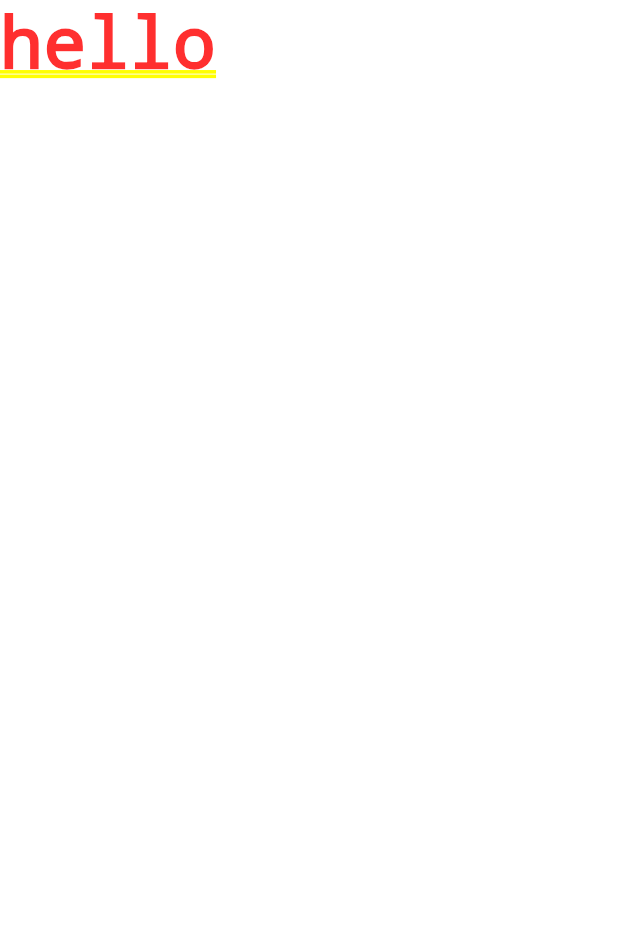
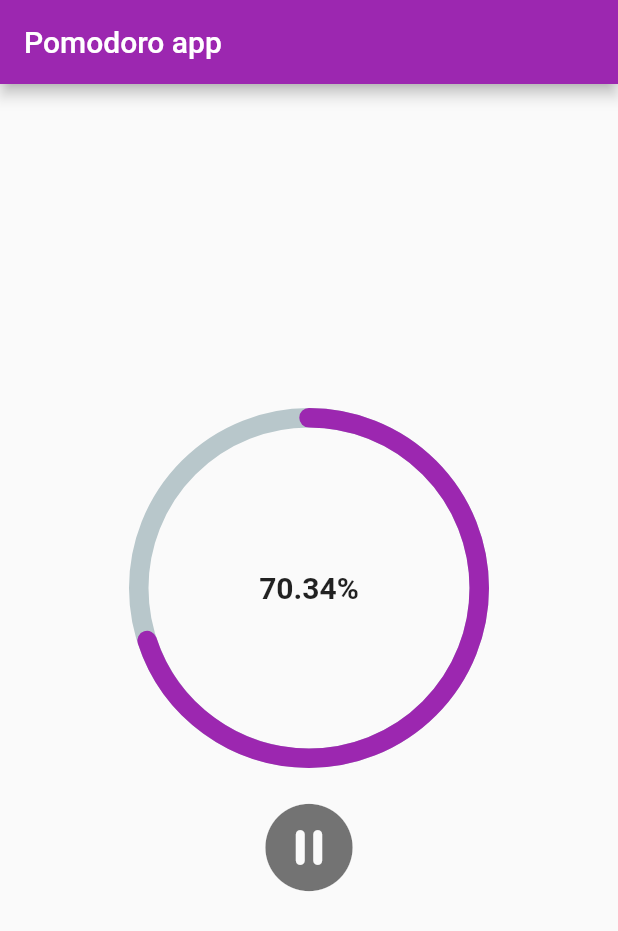
Before and after one commit to KPMGE/pomodoro_app, a Flutter app: the screen it shows after launch, on a phone screen of 412 x 824 dp. Shown: the top 931 px of the screen. Run offline on Flutter 3.47's test engine with Material 2 defaults, Android fonts, the phone set to English and light mode, and no system bars; drawn by our look-alikes of percent_indicator; missing offline and left inert: dart:ffi.

Commit message:
:sparkles: implement PlayPauseButton and CircularIndicator widgets with dummy data

```diff
--- /dev/null
+++ b/lib/components/circular-indicator.dart
@@ -0,0 +1,35 @@
+import 'dart:ffi';
+
+import 'package:percent_indicator/percent_indicator.dart';
+import 'package:flutter/material.dart';
+
+class CircularIndicator extends StatefulWidget {
+  final double percentage;
+  const CircularIndicator({super.key, required this.percentage});
+
+  @override
+  State<CircularIndicator> createState() => _CircularIndicatorState();
+}
+
+class _CircularIndicatorState extends State<CircularIndicator> {
+  @override
+  Widget build(BuildContext context) {
+    final String percentageStr = super.widget.percentage.toStringAsFixed(2);
+    final String percentageWithPercentSign = percentageStr + "%";
+
+    return Center(
+      child: CircularPercentIndicator(
+        radius: 120.0,
+        lineWidth: 13.0,
+        animation: true,
+        percent: 0.7,
+        center: Text(
+          percentageWithPercentSign,
+          style: const TextStyle(fontWeight: FontWeight.bold, fontSize: 20.0),
+        ),
+        circularStrokeCap: CircularStrokeCap.round,
+        progressColor: Colors.purple,
+      ),
+    );
+  }
+}
--- /dev/null
+++ b/lib/components/play-pause-button.dart
@@ -0,0 +1,33 @@
+import 'package:flutter/material.dart';
+
+class PlayPauseButton extends StatefulWidget {
+  const PlayPauseButton({super.key});
+
+  @override
+  State<PlayPauseButton> createState() => _PlayPauseButtonState();
+}
+
+class _PlayPauseButtonState extends State<PlayPauseButton> {
+  bool _isPaused = true;
+
+  @override
+  Widget build(BuildContext context) {
+    return IconButton(
+      onPressed: () {
+        setState(() {
+          _isPaused = !_isPaused;
+        });
+        if (_isPaused) {
+          print('button unpaused!');
+        } else {
+          print('button paused!');
+        }
+      },
+      color: Colors.black54,
+      iconSize: 70,
+      icon: Icon(_isPaused
+          ? Icons.pause_circle_filled_rounded
+          : Icons.play_circle_rounded),
+    );
+  }
+}
--- a/lib/main.dart
+++ b/lib/main.dart
@@ -1,4 +1,6 @@
 import 'package:flutter/material.dart';
+import 'package:pomodoro_app/components/circular-indicator.dart';
+import 'package:pomodoro_app/components/play-pause-button.dart';
 
 void main() {
   runApp(const PomodoroApp());
@@ -10,11 +12,23 @@ class PomodoroApp extends StatelessWidget {
   @override
   Widget build(BuildContext context) {
     return MaterialApp(
-      title: 'Flutter Demo',
+      title: 'Pomodoro app',
       theme: ThemeData(
-        primarySwatch: Colors.blue,
+        primarySwatch: Colors.purple,
       ),
-      home: const Text('hello'),
+      home: Scaffold(
+        appBar: AppBar(
+          title: const Text('Pomodoro app'),
+        ),
+        body: Column(
+          mainAxisAlignment: MainAxisAlignment.center,
+          children: const [
+            CircularIndicator(percentage: 70.343423),
+            SizedBox(height: 10),
+            PlayPauseButton()
+          ],
+        ),
+      ),
     );
   }
 }
```
